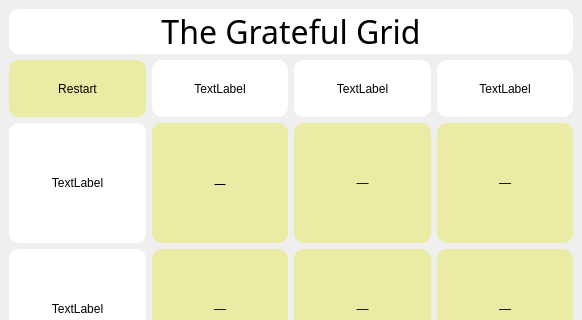
Before: the Qt Designer form ui/main_window.ui in LucasLHenry/grateful_deadle, drawn with Qt 5; both pictures show x 0 to 582 and y 0 to 320 of the 582 by 526 pixel window.
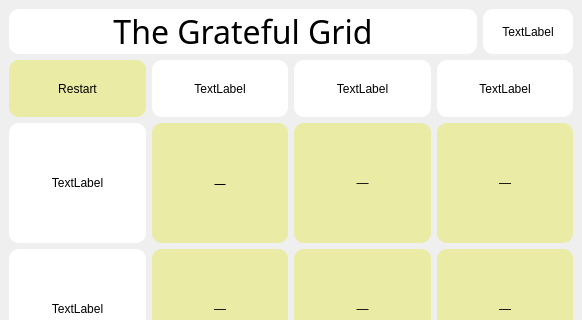
After: the same form once the commit is applied.

Commit message: difficulty display implemented

```diff
--- a/ui/main_window.ui
+++ b/ui/main_window.ui
@@ -50,8 +50,8 @@
      <family>MS Shell Dlg 2</family>
     </font>
    </property>
-   <layout class="QVBoxLayout" name="verticalLayout_2">
-    <item>
+   <layout class="QGridLayout" name="gridLayout_2">
+    <item row="0" column="0">
      <widget class="QLabel" name="title_label">
       <property name="sizePolicy">
        <sizepolicy hsizetype="Preferred" vsizetype="Fixed">
@@ -73,7 +73,37 @@
       </property>
      </widget>
     </item>
-    <item>
+    <item row="0" column="1">
+     <widget class="QLabel" name="difficulty_label">
+      <property name="sizePolicy">
+       <sizepolicy hsizetype="Fixed" vsizetype="Preferred">
+        <horstretch>1</horstretch>
+        <verstretch>0</verstretch>
+       </sizepolicy>
+      </property>
+      <property name="minimumSize">
+       <size>
+        <width>90</width>
+        <height>30</height>
+       </size>
+      </property>
+      <property name="font">
+       <font>
+        <italic>false</italic>
+       </font>
+      </property>
+      <property name="text">
+       <string>TextLabel</string>
+      </property>
+      <property name="alignment">
+       <set>Qt::AlignCenter</set>
+      </property>
+      <property name="wordWrap">
+       <bool>true</bool>
+      </property>
+     </widget>
+    </item>
+    <item row="1" column="0" colspan="2">
      <layout class="QGridLayout" name="gridLayout">
       <property name="sizeConstraint">
        <enum>QLayout::SetDefaultConstraint</enum>
```
The commit also changes 5 other files.
